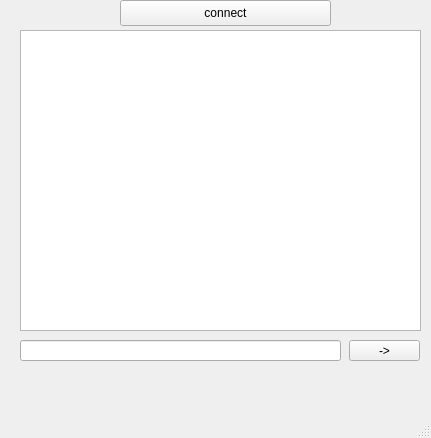
Qt form Client/mainwindow.ui (MrTeeett/Client-Server) before a commit.
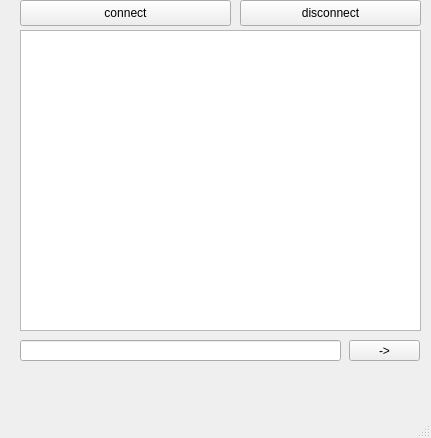
The same form after that commit.

```diff
--- a/Client/mainwindow.ui
+++ b/Client/mainwindow.ui
@@ -17,7 +17,7 @@
    <widget class="QPushButton" name="pushButton">
     <property name="geometry">
      <rect>
-      <x>120</x>
+      <x>20</x>
       <y>0</y>
       <width>211</width>
       <height>26</height>
@@ -60,6 +60,19 @@
      </rect>
     </property>
    </widget>
+   <widget class="QPushButton" name="pushButton_3">
+    <property name="geometry">
+     <rect>
+      <x>240</x>
+      <y>0</y>
+      <width>181</width>
+      <height>26</height>
+     </rect>
+    </property>
+    <property name="text">
+     <string>disconnect</string>
+    </property>
+   </widget>
   </widget>
   <widget class="QMenuBar" name="menubar">
    <property name="geometry">
```
Left out of the diff: 2 changed lines with no effect on the pictures.
